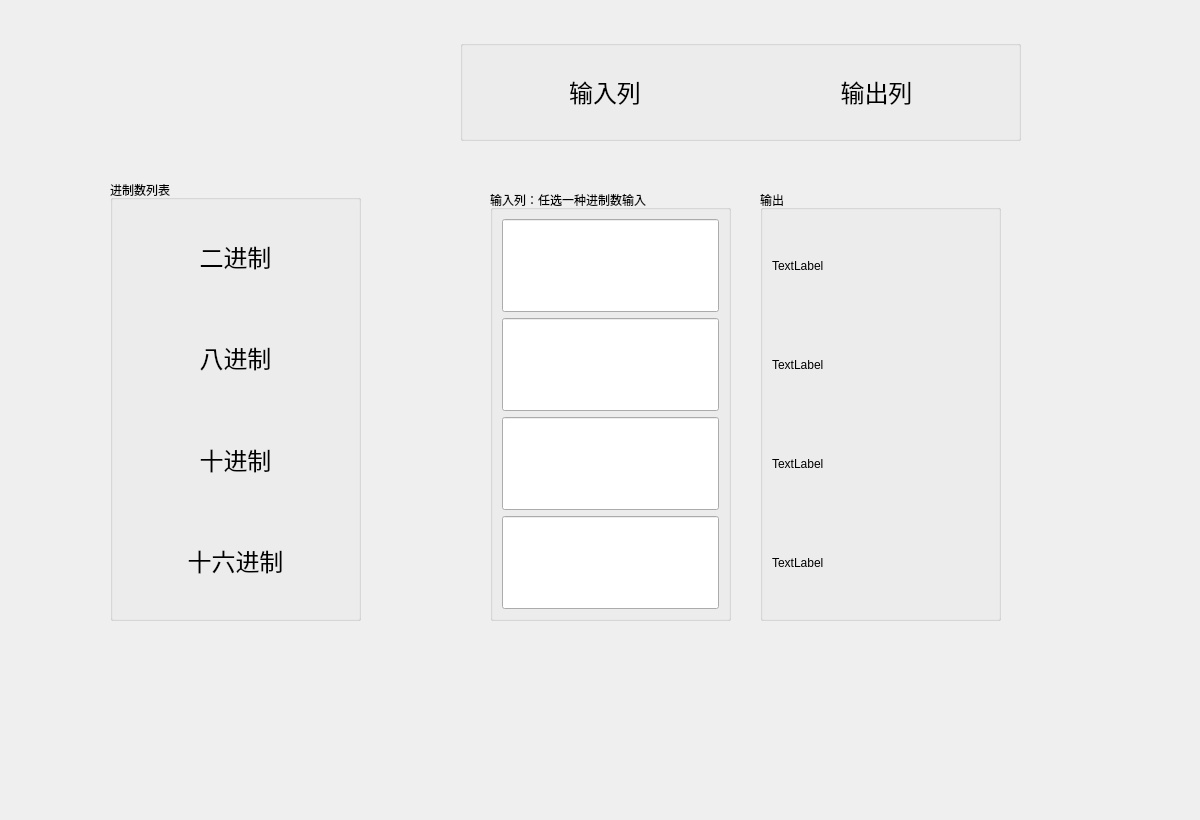
Before: the Qt Designer form ICcalculator/programmer.ui in tyanxie/IC_Calculator, drawn with Qt 5.
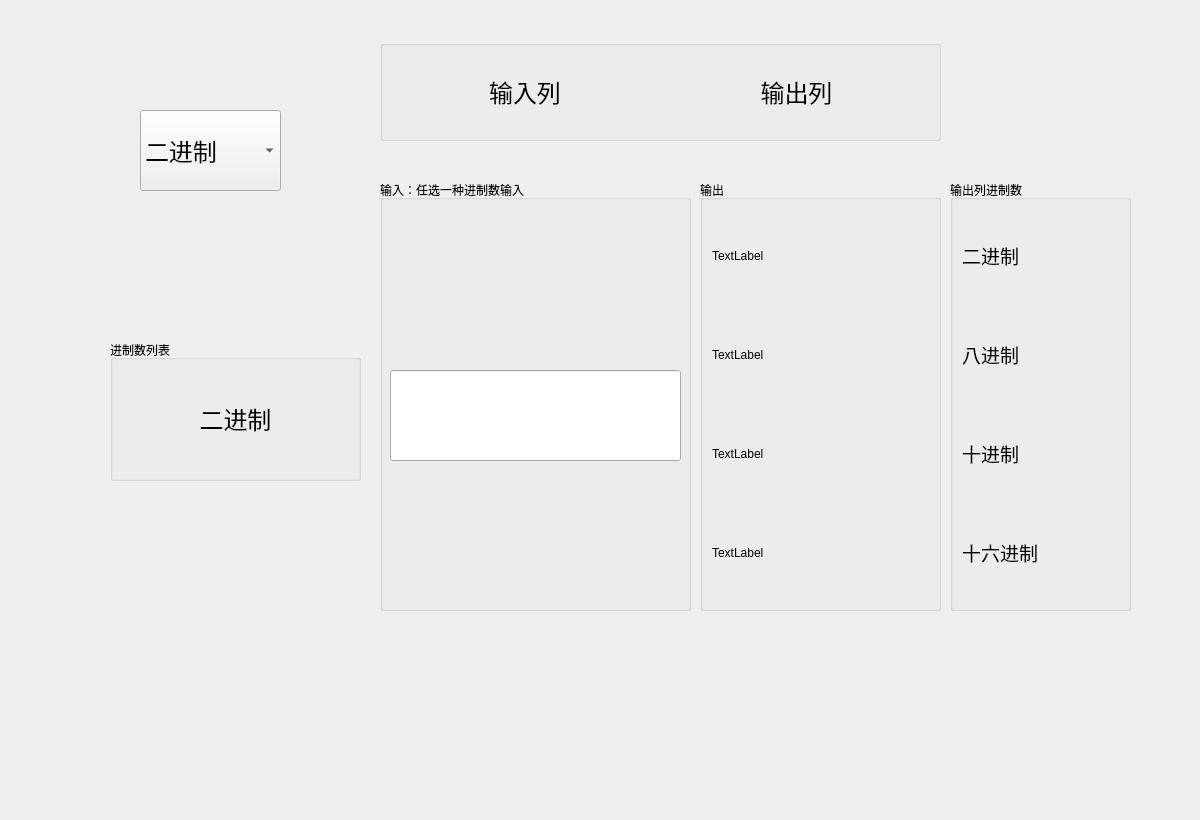
After: the same form once the commit is applied.

```diff
--- a/ICcalculator/programmer.ui
+++ b/ICcalculator/programmer.ui
@@ -17,9 +17,9 @@
    <property name="geometry">
     <rect>
      <x>110</x>
-     <y>180</y>
+     <y>340</y>
      <width>251</width>
-     <height>441</height>
+     <height>141</height>
     </rect>
    </property>
    <property name="title">
@@ -37,6 +37,7 @@
       <property name="font">
        <font>
         <family>华文楷体</family>
+        <pointsize>16</pointsize>
        </font>
       </property>
       <property name="text">
@@ -44,66 +45,12 @@
       </property>
      </widget>
     </item>
-    <item>
-     <widget class="QLabel" name="label_2">
-      <property name="sizePolicy">
-       <sizepolicy hsizetype="Expanding" vsizetype="Expanding">
-        <horstretch>0</horstretch>
-        <verstretch>0</verstretch>
-       </sizepolicy>
-      </property>
-      <property name="font">
-       <font>
-        <family>华文楷体</family>
-       </font>
-      </property>
-      <property name="text">
-       <string>&lt;html&gt;&lt;head/&gt;&lt;body&gt;&lt;p align=&quot;center&quot;&gt;&lt;span style=&quot; font-size:18pt;&quot;&gt;八进制&lt;/span&gt;&lt;/p&gt;&lt;/body&gt;&lt;/html&gt;</string>
-      </property>
-     </widget>
-    </item>
-    <item>
-     <widget class="QLabel" name="label_3">
-      <property name="sizePolicy">
-       <sizepolicy hsizetype="Expanding" vsizetype="Expanding">
-        <horstretch>0</horstretch>
-        <verstretch>0</verstretch>
-       </sizepolicy>
-      </property>
-      <property name="font">
-       <font>
-        <family>华文楷体</family>
-       </font>
-      </property>
-      <property name="text">
-       <string>&lt;html&gt;&lt;head/&gt;&lt;body&gt;&lt;p align=&quot;center&quot;&gt;&lt;span style=&quot; font-size:18pt;&quot;&gt;十进制&lt;/span&gt;&lt;/p&gt;&lt;/body&gt;&lt;/html&gt;</string>
-      </property>
-     </widget>
-    </item>
-    <item>
-     <widget class="QLabel" name="label_4">
-      <property name="sizePolicy">
-       <sizepolicy hsizetype="Expanding" vsizetype="Expanding">
-        <horstretch>0</horstretch>
-        <verstretch>0</verstretch>
-       </sizepolicy>
-      </property>
-      <property name="font">
-       <font>
-        <family>华文楷体</family>
-       </font>
-      </property>
-      <property name="text">
-       <string>&lt;html&gt;&lt;head/&gt;&lt;body&gt;&lt;p align=&quot;center&quot;&gt;&lt;span style=&quot; font-size:18pt;&quot;&gt;十六进制&lt;/span&gt;&lt;/p&gt;&lt;/body&gt;&lt;/html&gt;</string>
-      </property>
-     </widget>
-    </item>
    </layout>
   </widget>
   <widget class="QGroupBox" name="groupBox_2">
    <property name="geometry">
     <rect>
-     <x>460</x>
+     <x>380</x>
      <y>40</y>
      <width>561</width>
      <height>101</height>
@@ -154,63 +101,49 @@
   <widget class="QGroupBox" name="groupBox_3">
    <property name="geometry">
     <rect>
-     <x>490</x>
-     <y>190</y>
-     <width>241</width>
+     <x>380</x>
+     <y>180</y>
+     <width>311</width>
      <height>431</height>
     </rect>
    </property>
    <property name="title">
-    <string>输入列：任选一种进制数输入</string>
+    <string>输入：任选一种进制数输入</string>
    </property>
-   <layout class="QVBoxLayout" name="verticalLayout_2">
-    <item>
-     <widget class="QLineEdit" name="lineEdit">
-      <property name="sizePolicy">
-       <sizepolicy hsizetype="Expanding" vsizetype="Expanding">
-        <horstretch>0</horstretch>
-        <verstretch>0</verstretch>
-       </sizepolicy>
-      </property>
-     </widget>
-    </item>
-    <item>
-     <widget class="QLineEdit" name="lineEdit_2">
-      <property name="sizePolicy">
-       <sizepolicy hsizetype="Expanding" vsizetype="Expanding">
-        <horstretch>0</horstretch>
-        <verstretch>0</verstretch>
-       </sizepolicy>
-      </property>
-     </widget>
-    </item>
-    <item>
-     <widget class="QLineEdit" name="lineEdit_3">
-      <property name="sizePolicy">
-       <sizepolicy hsizetype="Expanding" vsizetype="Expanding">
-        <horstretch>0</horstretch>
-        <verstretch>0</verstretch>
-       </sizepolicy>
-      </property>
-     </widget>
-    </item>
-    <item>
-     <widget class="QLineEdit" name="lineEdit_4">
-      <property name="sizePolicy">
-       <sizepolicy hsizetype="Expanding" vsizetype="Expanding">
-        <horstretch>0</horstretch>
-        <verstretch>0</verstretch>
-       </sizepolicy>
-      </property>
-     </widget>
-    </item>
-   </layout>
+   <widget class="QLineEdit" name="input">
+    <property name="geometry">
+     <rect>
+      <x>10</x>
+      <y>190</y>
+      <width>291</width>
+      <height>91</height>
+     </rect>
+    </property>
+    <property name="sizePolicy">
+     <sizepolicy hsizetype="Expanding" vsizetype="Expanding">
+      <horstretch>0</horstretch>
+      <verstretch>20</verstretch>
+     </sizepolicy>
+    </property>
+    <property name="maximumSize">
+     <size>
+      <width>16777215</width>
+      <height>200</height>
+     </size>
+    </property>
+    <property name="font">
+     <font>
+      <family>Consolas</family>
+      <pointsize>16</pointsize>
+     </font>
+    </property>
+   </widget>
   </widget>
   <widget class="QGroupBox" name="groupBox_4">
    <property name="geometry">
     <rect>
-     <x>760</x>
-     <y>190</y>
+     <x>700</x>
+     <y>180</y>
      <width>241</width>
      <height>431</height>
     </rect>
@@ -273,6 +206,133 @@
     </item>
    </layout>
   </widget>
+  <widget class="QComboBox" name="comboBox">
+   <property name="geometry">
+    <rect>
+     <x>140</x>
+     <y>110</y>
+     <width>141</width>
+     <height>81</height>
+    </rect>
+   </property>
+   <property name="font">
+    <font>
+     <family>华文行楷</family>
+     <pointsize>18</pointsize>
+    </font>
+   </property>
+   <item>
+    <property name="text">
+     <string>二进制</string>
+    </property>
+   </item>
+   <item>
+    <property name="text">
+     <string>八进制</string>
+    </property>
+   </item>
+   <item>
+    <property name="text">
+     <string>十进制</string>
+    </property>
+   </item>
+   <item>
+    <property name="text">
+     <string>十六进制</string>
+    </property>
+   </item>
+  </widget>
+  <widget class="QGroupBox" name="groupBox_5">
+   <property name="geometry">
+    <rect>
+     <x>950</x>
+     <y>180</y>
+     <width>181</width>
+     <height>431</height>
+    </rect>
+   </property>
+   <property name="title">
+    <string>输出列进制数</string>
+   </property>
+   <layout class="QVBoxLayout" name="verticalLayout_2">
+    <item>
+     <widget class="QLabel" name="label_14">
+      <property name="sizePolicy">
+       <sizepolicy hsizetype="Expanding" vsizetype="Expanding">
+        <horstretch>0</horstretch>
+        <verstretch>0</verstretch>
+       </sizepolicy>
+      </property>
+      <property name="font">
+       <font>
+        <family>华文楷体</family>
+        <pointsize>14</pointsize>
+       </font>
+      </property>
+      <property name="text">
+       <string>二进制</string>
+      </property>
+     </widget>
+    </item>
+    <item>
+     <widget class="QLabel" name="label_15">
+      <property name="sizePolicy">
+       <sizepolicy hsizetype="Expanding" vsizetype="Expanding">
+        <horstretch>0</horstretch>
+        <verstretch>0</verstretch>
+       </sizepolicy>
+      </property>
+      <property name="font">
+       <font>
+        <family>华文楷体</family>
+        <pointsize>14</pointsize>
+       </font>
+      </property>
+      <property name="text">
+       <string>八进制</string>
+      </property>
+     </widget>
+    </item>
+    <item>
+     <widget class="QLabel" name="label_16">
+      <property name="sizePolicy">
+       <sizepolicy hsizetype="Expanding" vsizetype="Expanding">
+        <horstretch>0</horstretch>
+        <verstretch>0</verstretch>
+       </sizepolicy>
+      </property>
+      <property name="font">
+       <font>
+        <family>华文楷体</family>
+        <pointsize>14</pointsize>
+       </font>
+      </property>
+      <property name="text">
+       <string>十进制</string>
+      </property>
+     </widget>
+    </item>
+    <item>
+     <widget class="QLabel" name="label_17">
+      <property name="sizePolicy">
+       <sizepolicy hsizetype="Expanding" vsizetype="Expanding">
+        <horstretch>0</horstretch>
+        <verstretch>0</verstretch>
+       </sizepolicy>
+      </property>
+      <property name="font">
+       <font>
+        <family>华文楷体</family>
+        <pointsize>14</pointsize>
+       </font>
+      </property>
+      <property name="text">
+       <string>十六进制</string>
+      </property>
+     </widget>
+    </item>
+   </layout>
+  </widget>
  </widget>
  <resources/>
  <connections/>
```
Left out of the diff: 10 changed lines with no effect on the pictures.
